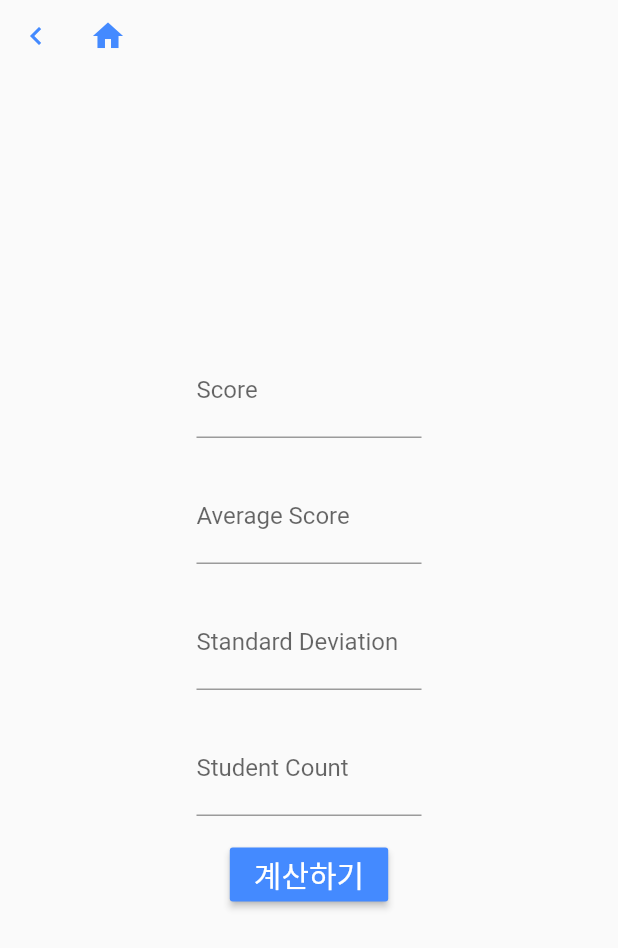
After one commit to joeyPark8/waitfor, a Flutter app: the GradeCalPage screen opened by its route, on a phone screen of 412 x 824 dp. The commit adds this screen. Shown: the top 948 px of the screen. Run offline on Flutter 3.47's test engine with Material 2 defaults, Android fonts, the light colour scheme and no system bars; our stand-ins replace url_launcher_web; missing offline and left inert: mailer; network calls fail.

Commit message:
Add files via upload

```diff
--- /dev/null
+++ b/lib/fintermtest/gradeCalPage.dart
@@ -0,0 +1,152 @@
+import 'package:flutter/material.dart';
+import 'package:html/parser.dart';
+import 'package:url_launcher/url_launcher.dart';
+import 'package:http/http.dart' as http;
+
+class GradeCalPage extends StatefulWidget {
+  @override
+  State<StatefulWidget> createState() {
+    return _GradeCalPage();
+  }
+}
+
+class _GradeCalPage extends State<GradeCalPage> {
+  var scoreController = new TextEditingController();
+  var averageController = new TextEditingController();
+  var deviationController = new TextEditingController();
+  var studentController = new TextEditingController();
+
+  var grade;
+  var percent;
+
+  @override
+  void initState() {
+    grade = '';
+    percent = '';
+  }
+
+  @override
+  Widget build(BuildContext context) {
+    return Scaffold(
+      body: Container(
+          child: Column(
+            mainAxisAlignment: MainAxisAlignment.start,
+            children: <Widget>[
+              Row(
+                children: <Widget>[
+                  IconButton(
+                    icon: Icon(Icons.navigate_before),
+                    color: Colors.blueAccent,
+                    onPressed: () {
+                      Navigator.of(context).pop();
+                    },
+                  ),
+                  IconButton(
+                    icon: Icon(Icons.home),
+                    color: Colors.blueAccent,
+                    onPressed: () {
+                      Navigator.of(context).pushReplacementNamed('/');
+                    },
+                  ),
+                ],
+              ),
+              SizedBox(height: 180,),
+              //http://www.studyholic.com/m/student/grade/sd.asp?sc=90&av=80&sd=10&sn=100
+              SizedBox(
+                width: 150,
+                child: TextFormField(
+                  decoration: InputDecoration(
+                      hintText: '원점수',
+                      labelText: 'Score'
+                  ),
+                  controller: scoreController,
+                  keyboardType: TextInputType.number,
+                ),
+              ),
+              SizedBox(height: 20,),
+              SizedBox(
+                width: 150,
+                child: TextFormField(
+                  decoration: InputDecoration(
+                      hintText: '과목평균점수',
+                      labelText: 'Average Score'
+                  ),
+                  controller: averageController,
+                  keyboardType: TextInputType.number,
+                ),
+              ),
+              SizedBox(height: 20,),
+              SizedBox(
+                width: 150,
+                child: TextFormField(
+                  decoration: InputDecoration(
+                      hintText: '표준편차',
+                      labelText: 'Standard Deviation'
+                  ),
+                  controller: deviationController,
+                  keyboardType: TextInputType.number,
+                ),
+              ),
+              SizedBox(height: 20,),
+              SizedBox(
+                width: 150,
+                child: TextFormField(
+                  decoration: InputDecoration(
+                      hintText: '학생수',
+                      labelText: 'Student Count'
+                  ),
+                  controller: studentController,
+                  keyboardType: TextInputType.number,
+                ),
+              ),
+              SizedBox(height: 15,),
+              RaisedButton(
+                child: Text(
+                  '계산하기',
+                  style: TextStyle(
+                    color: Colors.white,
+                    fontSize: 20
+                  ),
+                ),
+                color: Colors.blueAccent,
+                onPressed: () async {
+                  var sc = scoreController.value.text;
+                  var av = averageController.value.text;
+                  var sd = deviationController.value.text;
+                  var sn = studentController.value.text;
+
+                  var url = 'http://www.studyholic.com/m/student/grade/sd.asp?sc=$sc&av=$av&sd=$sd&sn=$sn';
+
+                  var response = http.get(
+                    Uri.parse(url),
+                    headers: {
+                      "Access-Control_Allow_Origin": "*"
+                    }
+                  );
+
+                  var doc = parse(response);
+                  var content = doc.getElementsByClassName('font18 b');
+                  var content2 = doc.getElementsByClassName('font18 b corg');
+
+                  setState(() {
+                    grade = '$content';
+                    percent = '$content2';
+                  });
+
+                  // await launch(url);
+                },
+              ),
+              SizedBox(height: 80,),
+              Text(
+                '$grade \n'
+                '$percent',
+                style: TextStyle(
+                  fontSize: 50
+                ),
+              )
+            ]
+          )
+      ),
+    );
+  }
+}
--- a/lib/main.dart
+++ b/lib/main.dart
@@ -3,7 +3,8 @@ import 'package:waitfor/army/armyPage.dart';
 import 'package:waitfor/birthday/applyPage.dart';
 import 'package:waitfor/birthday/bdayPage.dart';
 import 'package:waitfor/cardForm.dart';
-import 'package:waitfor/midtermtest/fintermtestPage.dart';
+import 'package:waitfor/fintermtest/fintermtestPage.dart';
+import 'package:waitfor/fintermtest/gradeCalPage.dart';
 import 'package:waitfor/newyear/newyearPage.dart';
 import 'package:waitfor/myScrollBehavior.dart';
 
@@ -25,6 +26,7 @@ class MyApp extends StatelessWidget {
         '/': (context) => Home(),
         '/newyear': (context) => NewYearPage(),
         '/fintermtest': (context) => FintermtestPage(),
+        '/fintermtest/calculate': (context) => GradeCalPage(),
         '/army': (context) => ArmyPage(),
         '/birthday': (context) => BdayPage(),
         '/birthday/apply': (context) => ApplyPage(),
--- a/pubspec.yaml
+++ b/pubspec.yaml
@@ -31,6 +31,8 @@ dependencies:
   url_launcher: ^6.0.10
   mailer: ^5.0.2
   youtube_player_flutter: ^8.0.0
+  html: ^0.15.0
+  http: ^0.13.4
 
 dev_dependencies:
   flutter_test:
```
Also changed, not shown: lib/army/armyPage.dart (+12 -3 lines), lib/fintermtest/fintermtestPage.dart (added, +137 -0 lines), pubspec.lock, 1 other file.
